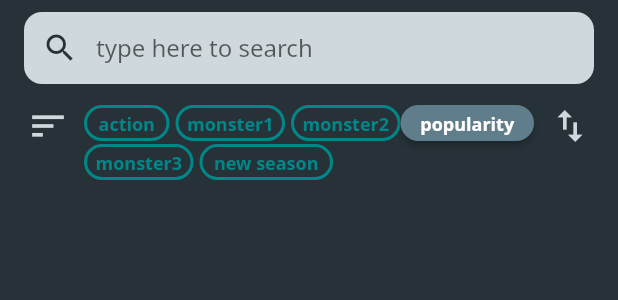
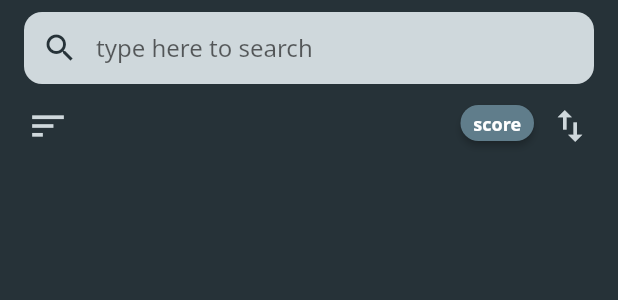
Before and after one commit to b06902062/HCI-D-final, a Flutter app: the SearchWidget widget shown alone on an empty page, opened directly with sample values from the repository, after a tap on "score", after a tap on "time", on a phone screen of 412 x 824 dp. Shown: the top 300 px of the screen. Run offline on Flutter 3.47's test engine with Material 2 defaults, Android fonts, the phone set to English and light mode, and no system bars; our stand-ins replace flutter_rating_bar, font_awesome_flutter, social_login_buttons, toggle_switch.

Commit message:
implement filter and sorter

```diff
--- a/lib/search.dart
+++ b/lib/search.dart
@@ -14,9 +14,9 @@ class SearchWidget extends StatefulWidget {
 }
 
 class _SearchWidgetState extends State<SearchWidget> {
-  var _typeTagStatus = {'comedy': false, 'adventure': false, 'action': true, 'school': false, 'monster': false, 'monster1': true, 'monster2': true, 'monster3': true};
-  var _statusTagStatus = {'in progress': false, 'ended': false, 'new season': true};
-  var _sortStatus = ['score', 'time', 'popularity'];
+  var _typeTagStatus = {'comedy': false, 'adventure': false, 'action': false, 'school': false, 'monster': false, 'family': false, 'fantasy': false, 'drama': false, 'supernatural': false};
+  var _statusTagStatus = {'in progress': true, 'ended': true, 'new season': true};
+  var _sortStatus = ['score', 'time'];
   int _sortStatusIndex = 0;
   var searchBarText = 'type here to search';
   List<AnimeInfo> _animeList = [];
@@ -86,7 +86,6 @@ class _SearchWidgetState extends State<SearchWidget> {
                     onPressed: (){
                       setState(
                         () {
-                          //TODO: show filter
                           showDialog(
                             context: context,
                             barrierColor: Colors.black54,
@@ -118,13 +117,13 @@ class _SearchWidgetState extends State<SearchWidget> {
                           e.key,
                           (){setState(() {_typeTagStatus[e.key] = !e.value;});},
                         )
-                      ).toList() +
-                      _statusTagStatus.entries.where((e)=>e.value).map((e) =>
-                        tagButton(
-                          e.key,
-                          (){setState(() {_statusTagStatus[e.key] = !e.value;});},
-                        )
                       ).toList(),
+                      // +_statusTagStatus.entries.where((e)=>e.value).map((e) =>
+                      //   tagButton(
+                      //     e.key,
+                      //     (){setState(() {_statusTagStatus[e.key] = !e.value;});},
+                      //   )
+                      // ).toList(),
                     ),
                   ),
                 ),
@@ -157,9 +156,23 @@ class _SearchWidgetState extends State<SearchWidget> {
           Expanded(
             child: ListView.separated(
               padding: const EdgeInsets.all(0),
-              itemCount: _animeList.length,
+              itemCount: _animeList.where(
+                (anime) =>
+                  _typeTagStatus.keys.where((e)=>_typeTagStatus[e] as bool).every((tag) => anime.Tags.contains(tag))
+                  && anime.Status.any((status)=>
+                    _statusTagStatus.keys.where((e)=>_statusTagStatus[e] as bool).contains(status)
+                  )
+              ).length,
+
               itemBuilder: (BuildContext context, int index) {
-                return animeBlock(_animeList[index], _animeList, _userData, _userList, context,);
+                List<String> tags = _typeTagStatus.keys.where((e)=>_typeTagStatus[e] as bool).toList();
+                List<String> statuses = _statusTagStatus.keys.where((e)=>_statusTagStatus[e] as bool).toList();
+                List<AnimeInfo> filtered = _animeList.where((anime) =>
+                  tags.every((tag) => anime.Tags.contains(tag))
+                  && anime.Status.any((status)=>statuses.contains(status))
+                ).toList();
+                filtered.sort((b, a) => _sortStatusIndex == 0? a.Score.compareTo(b.Score) : a.Time.compareTo(b.Time));
+                return animeBlock(filtered[index], _animeList, _userData, _userList, context,);
               },
               separatorBuilder: (BuildContext context, int index) => const Divider(),
             ),
--- a/lib/utility.dart
+++ b/lib/utility.dart
@@ -38,16 +38,16 @@ class AnimeInfo {
   // key string：name role img
   // Format： img = Cover +C1, C2, ...
   final List<String> Tags;
-  //action, adventure, comedy, monster, school, family. fantasy, drama, supernatural
+  //action, adventure, comedy, monster, school, family, fantasy, drama, supernatural
   final String Cover;
   final List<String> LandScapes;
   // Format：LandScape = Cover +00, 01, ...
   final double Score;
   final String Description;
-  final List<int> YMD;
+  final DateTime Time;
+  final List<String> Status;
   final int Favorites;
   final List<Comment> Comments;
-
 
   AnimeInfo(
     this.AnimeId,
@@ -60,7 +60,8 @@ class AnimeInfo {
     this.LandScapes,
     this.Score,
     this.Description,
-    this.YMD,
+    this.Time,
+    this.Status,
     this.Favorites,
     this.Comments,
   );
```
Also changed, not shown: lib/database.dart (+26 -13 lines).
